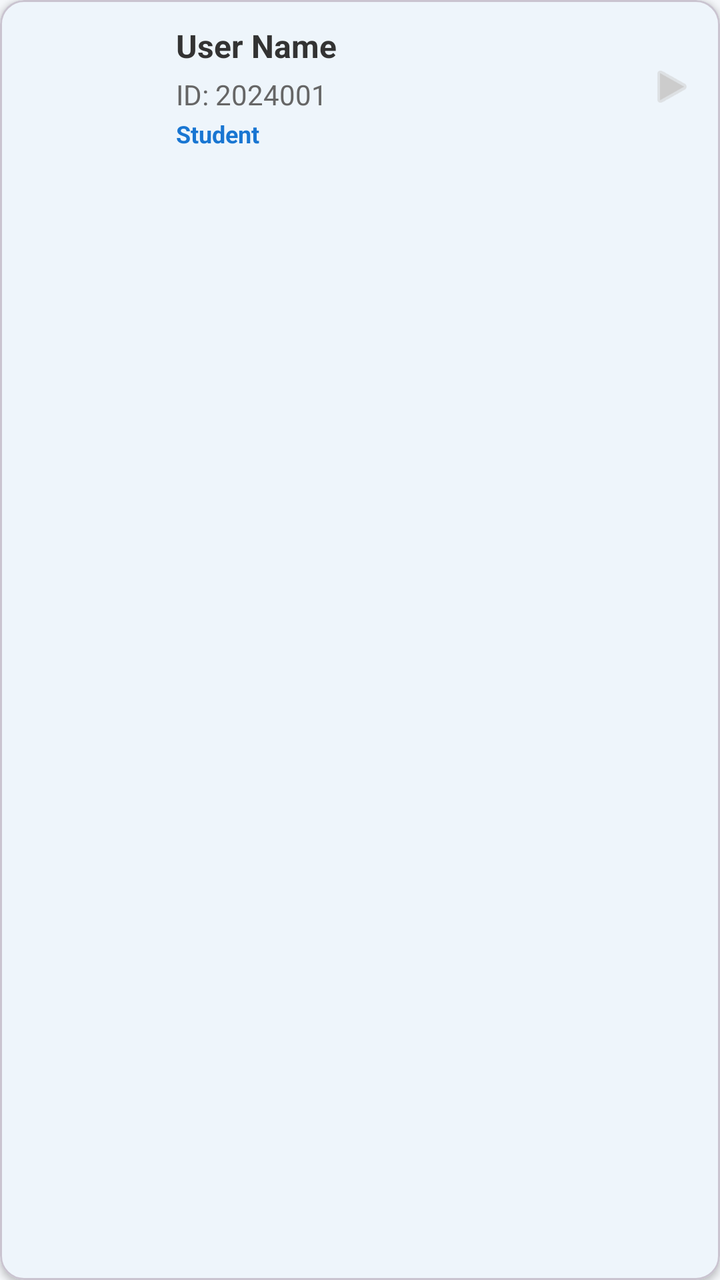
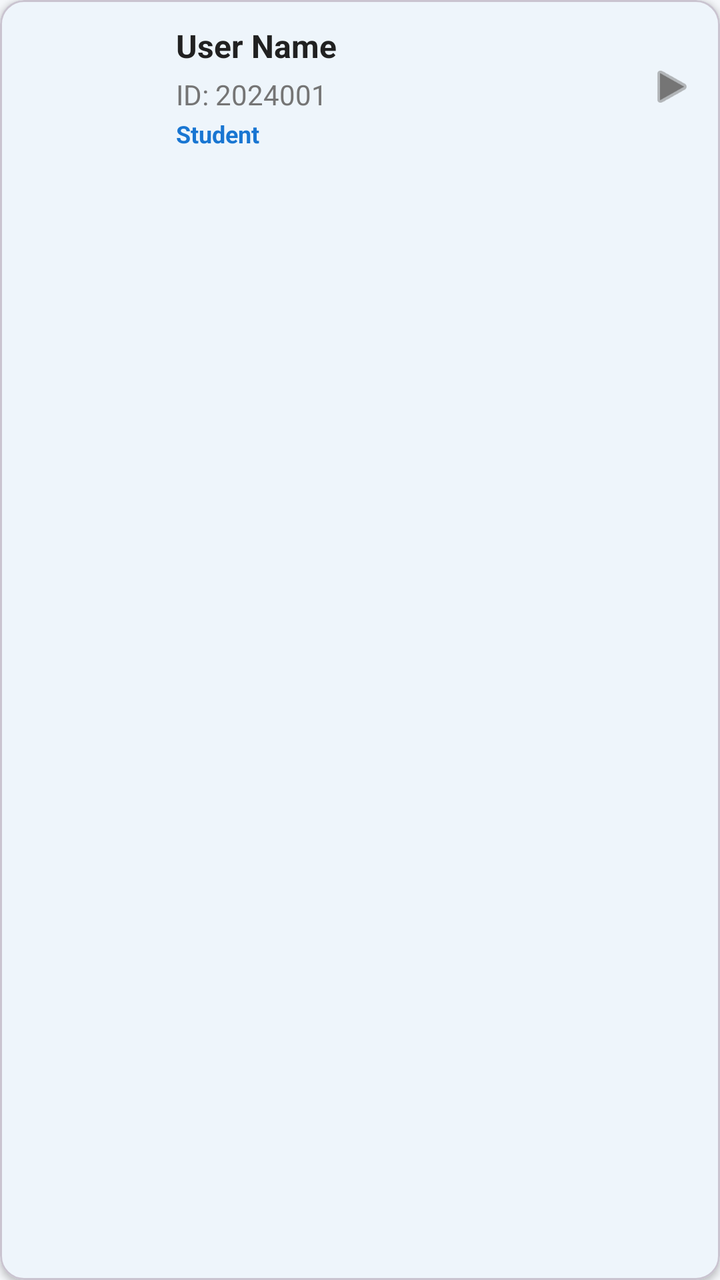

The first picture is an Android layout as it rendered before a commit; the second is the same layout after the commit. The layout source and the unified diff follow.
<!-- AndroidManifest.xml: application theme Theme.Demoapp -->
<!-- res/layout/item_user_card.xml -->
<?xml version="1.0" encoding="utf-8"?>
<com.google.android.material.card.MaterialCardView xmlns:android="http://schemas.android.com/apk/res/android"
    xmlns:app="http://schemas.android.com/apk/res-auto"
    android:layout_width="match_parent"
    android:layout_height="wrap_content"
    android:layout_marginHorizontal="16dp"
    android:layout_marginVertical="8dp"
    app:cardCornerRadius="12dp"
    app:cardElevation="2dp"
    android:clickable="true"
    android:focusable="true"
    android:foreground="?attr/selectableItemBackground">

    <LinearLayout
        android:layout_width="match_parent"
        android:layout_height="wrap_content"
        android:gravity="center_vertical"
        android:orientation="horizontal"
        android:padding="12dp">

        <com.google.android.material.imageview.ShapeableImageView
            android:id="@+id/userCardImage"
            android:layout_width="60dp"
            android:layout_height="60dp"
            android:scaleType="centerCrop"
            android:src="@mipmap/ic_launcher_round"
            app:shapeAppearanceOverlay="@style/CircleImageView" />

        <LinearLayout
            android:layout_width="0dp"
            android:layout_height="wrap_content"
            android:layout_marginStart="16dp"
            android:layout_weight="1"
            android:orientation="vertical">

            <TextView
                android:id="@+id/userCardName"
                android:layout_width="wrap_content"
                android:layout_height="wrap_content"
                android:text="User Name"
                android:textColor="#333"
                android:textSize="16sp"
                android:textStyle="bold" />

            <TextView
                android:id="@+id/userCardId"
                android:layout_width="wrap_content"
                android:layout_height="wrap_content"
                android:layout_marginTop="4dp"
                android:text="ID: 2024001"
                android:textColor="#666"
                android:textSize="14sp" />

            <TextView
                android:id="@+id/userCardRole"
                android:layout_width="wrap_content"
                android:layout_height="wrap_content"
                android:layout_marginTop="2dp"
                android:text="Student"
                android:textColor="?attr/colorPrimary"
                android:textSize="12sp"
                android:textStyle="bold" />
        </LinearLayout>

        <ImageView
            android:layout_width="24dp"
            android:layout_height="24dp"
            android:src="@android:drawable/ic_media_play"
            app:tint="#CCC" />

    </LinearLayout>
</com.google.android.material.card.MaterialCardView>
<!-- resources referenced by this layout -->
<resources>
  <!-- mipmap ic_launcher_round (mipmap-anydpi-v26) -->
  <?xml version="1.0" encoding="utf-8"?>
  <adaptive-icon xmlns:android="http://schemas.android.com/apk/res/android">
      <background android:drawable="@drawable/ic_launcher_background" />
      <foreground android:drawable="@drawable/ic_launcher_foreground" />
      <monochrome android:drawable="@drawable/ic_launcher_foreground" />
  </adaptive-icon>
  <style name="CircleImageView" parent="">
          <item name="cornerFamily">rounded</item>
          <item name="cornerSize">50%</item>
      </style>
  <style name="Theme.Demoapp" parent="Base.Theme.Demoapp" />
  <!-- drawable ic_launcher_background (drawable) -->
  <vector xmlns:android="http://schemas.android.com/apk/res/android"
      android:width="108dp"
      android:height="108dp"
      android:viewportWidth="108"
      android:viewportHeight="108">
      <path
          android:fillColor="#0D47A1"
          android:pathData="M0,0h108v108h0z" />
  </vector>
  <!-- drawable ic_launcher_foreground (drawable) -->
  <vector xmlns:android="http://schemas.android.com/apk/res/android"
      android:width="108dp"
      android:height="108dp"
      android:viewportWidth="108"
      android:viewportHeight="108">
  
      
      <path
          android:fillColor="#FFFFFF"
          android:pathData="M32,30 C32,26 36,22 40,22 H68 C72,22 76,26 76,30 V78 C76,82 72,86 68,86 H40 C36,86 32,82 32,78 V30 Z" />
  
      
      <path
          android:fillColor="#1976D2"
          android:pathData="M54,30L38,38V41H70V38L54,30ZM42,43V58H46V43H42ZM52,43V58H56V43H52ZM62,43V58H66V43H62ZM38,60V63H70V60H38Z" />
  
      
      <path
          android:fillColor="#FF6F00"
          android:pathData="M68,68 C68,62.4 72.4,58 78,58 C83.6,58 88,62.4 88,68 C88,73.6 83.6,78 78,78 C72.4,78 68,73.6 68,68 Z" />
  
      
      <path
          android:fillColor="#FFFFFF"
          android:pathData="M74,67 H82 V69 H74 Z" />
  </vector>
  <style name="Base.Theme.Demoapp" parent="Theme.Material3.Light.NoActionBar">
          <item name="colorPrimary">@color/blue_primary</item>
          <item name="colorOnPrimary">@color/white</item>
          <item name="android:windowBackground">@color/bg_light</item>
          <item name="colorSurface">@color/card_bg_light</item>
          <item name="colorOnSurface">@color/text_primary_light</item>
          <item name="android:textColorPrimary">@color/text_primary_light</item>
          <item name="android:textColorSecondary">@color/text_secondary_light</item>
          <item name="android:colorControlHighlight">#20000000</item>
      </style>
  <color name="blue_primary">#1976D2</color>
  <color name="white">#FFFFFFFF</color>
  <color name="bg_light">#F5F7FA</color>
  <color name="card_bg_light">#FFFFFF</color>
  <color name="text_primary_light">#212121</color>
  <color name="text_secondary_light">#757575</color>
</resources>

<!-- the commit's change to res/layout/item_user_card.xml (unified diff, before → after) -->
@@ -7,6 +7,7 @@
     android:layout_marginVertical="8dp"
     app:cardCornerRadius="12dp"
     app:cardElevation="2dp"
+    app:cardBackgroundColor="?attr/colorSurface"
     android:clickable="true"
     android:focusable="true"
     android:foreground="?attr/selectableItemBackground">
@@ -38,7 +39,7 @@
                 android:layout_width="wrap_content"
                 android:layout_height="wrap_content"
                 android:text="User Name"
-                android:textColor="#333"
+                android:textColor="?android:attr/textColorPrimary"
                 android:textSize="16sp"
                 android:textStyle="bold" />
 
@@ -48,7 +49,7 @@
                 android:layout_height="wrap_content"
                 android:layout_marginTop="4dp"
                 android:text="ID: 2024001"
-                android:textColor="#666"
+                android:textColor="?android:attr/textColorSecondary"
                 android:textSize="14sp" />
 
             <TextView
@@ -66,7 +67,7 @@
             android:layout_width="24dp"
             android:layout_height="24dp"
             android:src="@android:drawable/ic_media_play"
-            app:tint="#CCC" />
+            app:tint="?android:attr/textColorSecondary" />
 
     </LinearLayout>
 </com.google.android.material.card.MaterialCardView>
<!-- resource entries referenced after the edit -->
@@ -13,6 +13,7 @@
       </style>
   <style name="Theme.Demoapp" parent="Base.Theme.Demoapp" />
   <!-- drawable ic_launcher_background (drawable) -->
+  <?xml version="1.0" encoding="utf-8"?>
   <vector xmlns:android="http://schemas.android.com/apk/res/android"
       android:width="108dp"
       android:height="108dp"
@@ -55,6 +56,8 @@
           <item name="android:windowBackground">@color/bg_light</item>
           <item name="colorSurface">@color/card_bg_light</item>
           <item name="colorOnSurface">@color/text_primary_light</item>
+          <item name="colorSurfaceVariant">#F5F5F5</item>
+          <item name="colorOnSurfaceVariant">@color/text_secondary_light</item>
           <item name="android:textColorPrimary">@color/text_primary_light</item>
           <item name="android:textColorSecondary">@color/text_secondary_light</item>
           <item name="android:colorControlHighlight">#20000000</item>
